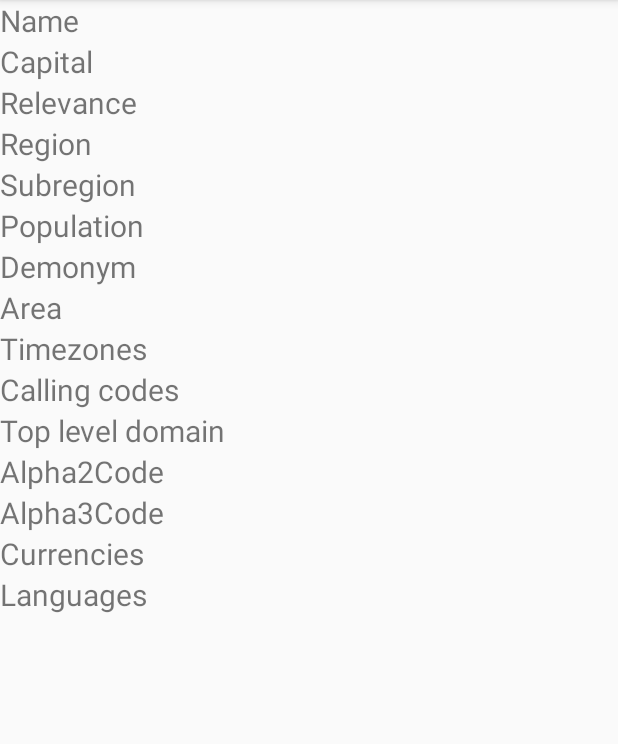
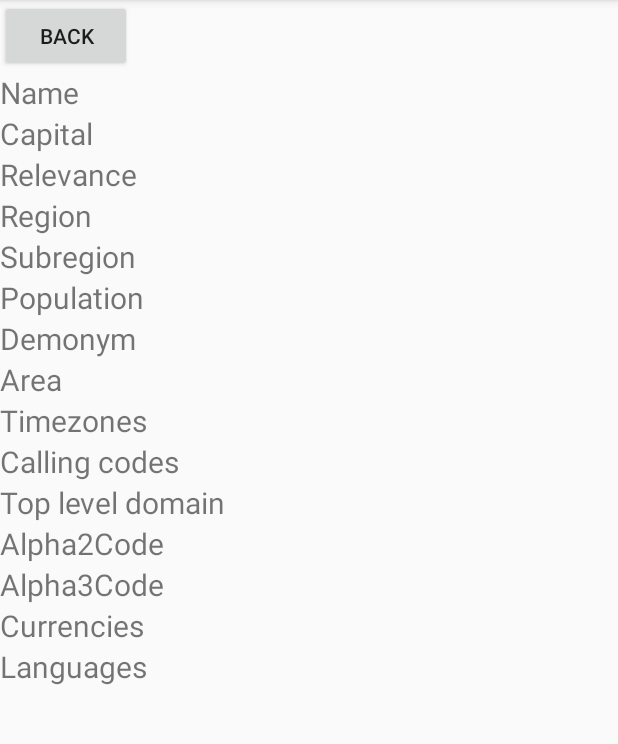
Before and after one commit to m-ladis/Countries-Info, an Android app: the CountryDetails screen opened directly, with no data from a screen before it, on a phone screen of 412 x 824 dp, the part 84-828 px from its top. Run offline under Robolectric (Android 15) with nearby library versions, the light colour scheme and no system bars; 15 statements that could not run were skipped.

Commit message:
Added back button in CountryDetails Activity

```diff
--- a/app/src/main/java/ladis/rma_projekt/CountryDetails.java
+++ b/app/src/main/java/ladis/rma_projekt/CountryDetails.java
@@ -3,11 +3,14 @@ package ladis.rma_projekt;
 import android.content.Intent;
 import android.support.v7.app.AppCompatActivity;
 import android.os.Bundle;
+import android.view.View;
+import android.widget.Button;
 import android.widget.LinearLayout;
 import android.widget.TextView;
 
-public class CountryDetails extends AppCompatActivity {
+public class CountryDetails extends AppCompatActivity implements View.OnClickListener {
 
+    private Button backButton;
     private TextView name;
     private TextView capital;
     private TextView relevance;
@@ -32,6 +35,7 @@ public class CountryDetails extends AppCompatActivity {
         Intent intent = getIntent();
         Country country = (Country) intent.getSerializableExtra("selectedCountry");
 
+        backButton = findViewById(R.id.backButton);
         name = findViewById(R.id.name);
         capital = findViewById(R.id.capital);
         relevance = findViewById(R.id.relevance);
@@ -47,6 +51,8 @@ public class CountryDetails extends AppCompatActivity {
         alpha3Code = findViewById(R.id.alpha3Code);
         currencies = findViewById(R.id.currencies);
         languages = findViewById(R.id.languages);
+
+        backButton.setOnClickListener(this);
 
         updateUI(country);
     }
@@ -94,4 +100,11 @@ public class CountryDetails extends AppCompatActivity {
             languages.addView(textView);
         }
     }
+
+    @Override
+    public void onClick(View v) {
+        if(v == backButton){
+            finish();
+        }
+    }
 }
--- a/app/src/main/res/layout/activity_country_details.xml
+++ b/app/src/main/res/layout/activity_country_details.xml
@@ -10,6 +10,12 @@
         android:layout_width="match_parent"
         android:layout_height="match_parent"
         android:orientation="vertical">
+
+        <Button
+            android:id="@+id/backButton"
+            android:layout_width="wrap_content"
+            android:layout_height="wrap_content"
+            android:text="Back"/>
 
         <LinearLayout
             android:layout_width="match_parent"
```
